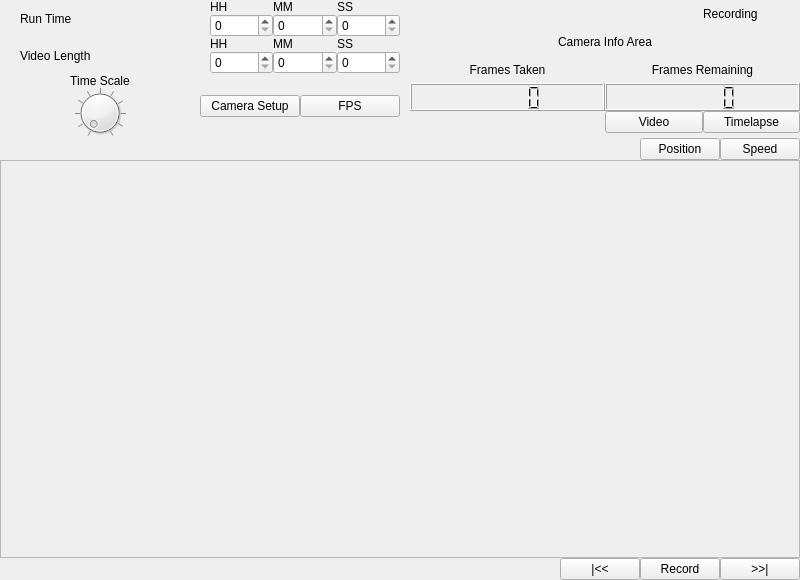
Qt form Graffik/gui/filmwindow.ui (DynamicPerception/Graffik_Legacy) before a commit.
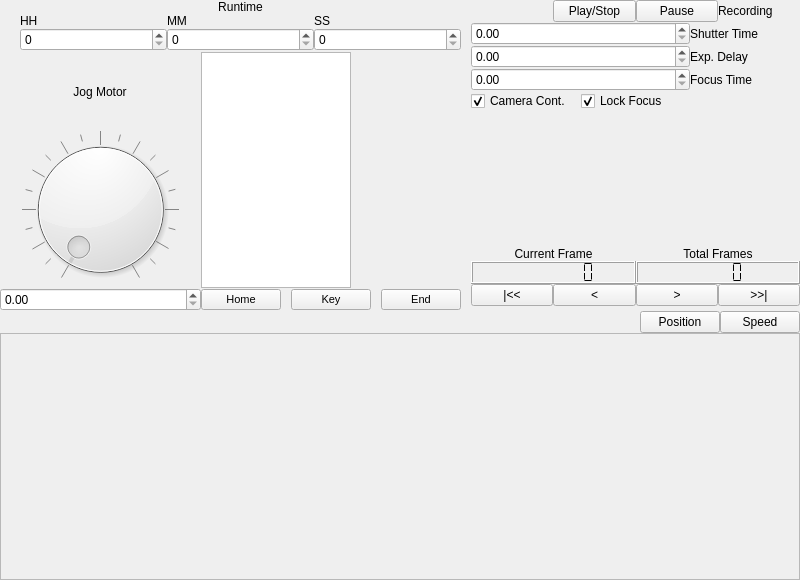
The same form after that commit.

Commit message: film window changes, mac compile support

Patch:
```diff
--- a/Graffik/gui/filmwindow.ui
+++ b/Graffik/gui/filmwindow.ui
@@ -47,71 +47,24 @@
        <rect>
         <x>0</x>
         <y>0</y>
-        <width>798</width>
-        <height>309</height>
+        <width>792</width>
+        <height>188</height>
        </rect>
       </property>
      </widget>
     </widget>
    </item>
-   <item row="3" column="3">
-    <widget class="QPushButton" name="pushButton_3">
-     <property name="text">
-      <string>|&lt;&lt;</string>
-     </property>
-    </widget>
-   </item>
-   <item row="3" column="4">
-    <widget class="QPushButton" name="pushButton">
-     <property name="text">
-      <string>Record</string>
-     </property>
-    </widget>
-   </item>
-   <item row="3" column="5" colspan="2">
-    <widget class="QPushButton" name="pushButton_2">
-     <property name="text">
-      <string>&gt;&gt;|</string>
-     </property>
-    </widget>
-   </item>
    <item row="1" column="3">
     <spacer name="horizontalSpacer">
      <property name="orientation">
       <enum>Qt::Horizontal</enum>
      </property>
      <property name="sizeType">
-      <enum>QSizePolicy::Fixed</enum>
+      <enum>QSizePolicy::Maximum</enum>
      </property>
      <property name="sizeHint" stdset="0">
       <size>
-       <width>40</width>
-       <height>20</height>
-      </size>
-     </property>
-    </spacer>
-   </item>
-   <item row="3" column="2">
-    <spacer name="horizontalSpacer_2">
-     <property name="orientation">
-      <enum>Qt::Horizontal</enum>
-     </property>
-     <property name="sizeHint" stdset="0">
-      <size>
-       <width>40</width>
-       <height>20</height>
-      </size>
-     </property>
-    </spacer>
-   </item>
-   <item row="3" column="1">
-    <spacer name="horizontalSpacer_4">
-     <property name="orientation">
-      <enum>Qt::Horizontal</enum>
-     </property>
-     <property name="sizeHint" stdset="0">
-      <size>
-       <width>400</width>
+       <width>200</width>
        <height>20</height>
       </size>
      </property>
@@ -127,7 +80,7 @@
           <enum>Qt::Horizontal</enum>
          </property>
          <property name="sizeType">
-          <enum>QSizePolicy::Maximum</enum>
+          <enum>QSizePolicy::Minimum</enum>
          </property>
          <property name="sizeHint" stdset="0">
           <size>
@@ -137,103 +90,45 @@
          </property>
         </spacer>
        </item>
-       <item>
-        <widget class="QLabel" name="label_2">
-         <property name="text">
-          <string>Run Time</string>
-         </property>
-        </widget>
-       </item>
        <item>
         <layout class="QGridLayout" name="gridLayout_3">
-         <item row="1" column="0">
+         <item row="2" column="0">
           <widget class="QSpinBox" name="spinBox"/>
          </item>
-         <item row="1" column="1">
+         <item row="2" column="1">
           <widget class="QSpinBox" name="spinBox_2"/>
          </item>
-         <item row="1" column="2">
+         <item row="2" column="2">
           <widget class="QSpinBox" name="spinBox_3"/>
          </item>
-         <item row="0" column="0">
+         <item row="1" column="0">
           <widget class="QLabel" name="label_4">
            <property name="text">
             <string>HH</string>
            </property>
           </widget>
          </item>
-         <item row="0" column="1">
+         <item row="1" column="1">
           <widget class="QLabel" name="label_5">
            <property name="text">
             <string>MM</string>
            </property>
           </widget>
          </item>
-         <item row="0" column="2">
+         <item row="1" column="2">
           <widget class="QLabel" name="label_6">
            <property name="text">
             <string>SS</string>
            </property>
           </widget>
          </item>
-        </layout>
-       </item>
-      </layout>
-     </item>
-     <item>
-      <layout class="QHBoxLayout" name="horizontalLayout_2">
-       <item>
-        <spacer name="horizontalSpacer_3">
-         <property name="orientation">
-          <enum>Qt::Horizontal</enum>
-         </property>
-         <property name="sizeType">
-          <enum>QSizePolicy::Maximum</enum>
-         </property>
-         <property name="sizeHint" stdset="0">
-          <size>
-           <width>20</width>
-           <height>20</height>
-          </size>
-         </property>
-        </spacer>
-       </item>
-       <item>
-        <widget class="QLabel" name="label_3">
-         <property name="text">
-          <string>Video Length</string>
-         </property>
-        </widget>
-       </item>
-       <item>
-        <layout class="QGridLayout" name="gridLayout_4">
-         <item row="1" column="0">
-          <widget class="QSpinBox" name="spinBox_4"/>
-         </item>
-         <item row="1" column="1">
-          <widget class="QSpinBox" name="spinBox_5"/>
-         </item>
-         <item row="1" column="2">
-          <widget class="QSpinBox" name="spinBox_6"/>
-         </item>
-         <item row="0" column="0">
-          <widget class="QLabel" name="label_7">
+         <item row="0" column="0" colspan="3">
+          <widget class="QLabel" name="label_2">
            <property name="text">
-            <string>HH</string>
+            <string>Runtime</string>
            </property>
-          </widget>
-         </item>
-         <item row="0" column="1">
-          <widget class="QLabel" name="label_8">
-           <property name="text">
-            <string>MM</string>
-           </property>
-          </widget>
-         </item>
-         <item row="0" column="2">
-          <widget class="QLabel" name="label_9">
-           <property name="text">
-            <string>SS</string>
+           <property name="alignment">
+            <set>Qt::AlignCenter</set>
            </property>
           </widget>
          </item>
@@ -245,17 +140,57 @@
       <layout class="QHBoxLayout" name="horizontalLayout_3">
        <item>
         <layout class="QGridLayout" name="gridLayout_5">
-         <item row="0" column="0">
+         <property name="spacing">
+          <number>0</number>
+         </property>
+         <item row="1" column="0">
           <widget class="QLabel" name="label">
            <property name="text">
-            <string>Time Scale</string>
+            <string>Jog Motor</string>
            </property>
            <property name="alignment">
             <set>Qt::AlignCenter</set>
            </property>
           </widget>
          </item>
-         <item row="1" column="0">
+         <item row="1" column="2" rowspan="3">
+          <widget class="QListView" name="listView">
+           <property name="enabled">
+            <bool>true</bool>
+           </property>
+           <property name="sizePolicy">
+            <sizepolicy hsizetype="Fixed" vsizetype="Fixed">
+             <horstretch>75</horstretch>
+             <verstretch>100</verstretch>
+            </sizepolicy>
+           </property>
+           <property name="maximumSize">
+            <size>
+             <width>150</width>
+             <height>250</height>
+            </size>
+           </property>
+           <property name="baseSize">
+            <size>
+             <width>50</width>
+             <height>250</height>
+            </size>
+           </property>
+           <property name="frameShadow">
+            <enum>QFrame::Raised</enum>
+           </property>
+           <property name="autoScroll">
+            <bool>true</bool>
+           </property>
+           <property name="autoScrollMargin">
+            <number>8</number>
+           </property>
+          </widget>
+         </item>
+         <item row="4" column="0" colspan="2">
+          <widget class="QDoubleSpinBox" name="doubleSpinBox"/>
+         </item>
+         <item row="2" column="0" rowspan="2" colspan="2">
           <widget class="QDial" name="dial">
            <property name="minimum">
             <number>1</number>
@@ -271,23 +206,86 @@
            </property>
           </widget>
          </item>
-        </layout>
-       </item>
-       <item>
-        <layout class="QHBoxLayout" name="horizontalLayout_5">
-         <item>
-          <widget class="QPushButton" name="pushButton_7">
-           <property name="text">
-            <string>Camera Setup</string>
+         <item row="1" column="1">
+          <spacer name="verticalSpacer_2">
+           <property name="orientation">
+            <enum>Qt::Vertical</enum>
            </property>
-          </widget>
+           <property name="sizeType">
+            <enum>QSizePolicy::Fixed</enum>
+           </property>
+           <property name="sizeHint" stdset="0">
+            <size>
+             <width>1</width>
+             <height>10</height>
+            </size>
+           </property>
+          </spacer>
          </item>
-         <item>
-          <widget class="QPushButton" name="pushButton_6">
-           <property name="text">
-            <string>FPS</string>
+         <item row="4" column="2">
+          <layout class="QHBoxLayout" name="horizontalLayout_2" stretch="0,0,0">
+           <property name="spacing">
+            <number>10</number>
            </property>
-          </widget>
+           <property name="sizeConstraint">
+            <enum>QLayout::SetFixedSize</enum>
+           </property>
+           <property name="margin">
+            <number>0</number>
+           </property>
+           <item>
+            <widget class="QPushButton" name="pushButton_2">
+             <property name="font">
+              <font>
+               <pointsize>8</pointsize>
+              </font>
+             </property>
+             <property name="text">
+              <string>Home</string>
+             </property>
+            </widget>
+           </item>
+           <item>
+            <widget class="QPushButton" name="pushButton">
+             <property name="font">
+              <font>
+               <pointsize>8</pointsize>
+              </font>
+             </property>
+             <property name="text">
+              <string>Key</string>
+             </property>
+            </widget>
+           </item>
+           <item>
+            <widget class="QPushButton" name="pushButton_3">
+             <property name="font">
+              <font>
+               <pointsize>8</pointsize>
+              </font>
+             </property>
+             <property name="text">
+              <string>End</string>
+             </property>
+            </widget>
+           </item>
+          </layout>
+         </item>
+         <item row="0" column="0">
+          <spacer name="horizontalSpacer_3">
+           <property name="orientation">
+            <enum>Qt::Horizontal</enum>
+           </property>
+           <property name="sizeType">
+            <enum>QSizePolicy::Fixed</enum>
+           </property>
+           <property name="sizeHint" stdset="0">
+            <size>
+             <width>200</width>
+             <height>1</height>
+            </size>
+           </property>
+          </spacer>
          </item>
         </layout>
        </item>
@@ -303,63 +301,187 @@
      <property name="bottomMargin">
       <number>5</number>
      </property>
-     <item row="4" column="2">
-      <widget class="QPushButton" name="pushButton_8">
-       <property name="text">
-        <string>Video</string>
-       </property>
-      </widget>
-     </item>
-     <item row="4" column="3">
+     <item row="4" column="4">
       <widget class="QPushButton" name="pushButton_9">
        <property name="text">
-        <string>Timelapse</string>
+        <string>&gt;&gt;|</string>
        </property>
       </widget>
      </item>
-     <item row="3" column="2" colspan="2">
-      <widget class="QLCDNumber" name="lcdNumber"/>
+     <item row="3" column="3" colspan="2">
+      <widget class="QLCDNumber" name="lcdNumber">
+       <property name="lineWidth">
+        <number>1</number>
+       </property>
+       <property name="segmentStyle">
+        <enum>QLCDNumber::Flat</enum>
+       </property>
+      </widget>
      </item>
-     <item row="0" column="3">
+     <item row="0" column="4">
       <widget class="QLabel" name="label_10">
        <property name="text">
         <string>Recording</string>
        </property>
       </widget>
      </item>
-     <item row="2" column="2" colspan="2">
+     <item row="2" column="3" colspan="2">
       <widget class="QLabel" name="label_12">
        <property name="text">
-        <string>Frames Remaining</string>
+        <string>Total Frames</string>
        </property>
        <property name="alignment">
         <set>Qt::AlignCenter</set>
        </property>
       </widget>
      </item>
-     <item row="3" column="0" colspan="2">
-      <widget class="QLCDNumber" name="lcdNumber_2"/>
+     <item row="3" column="1" colspan="2">
+      <widget class="QLCDNumber" name="lcdNumber_2">
+       <property name="font">
+        <font>
+         <weight>75</weight>
+         <bold>true</bold>
+        </font>
+       </property>
+       <property name="smallDecimalPoint">
+        <bool>false</bool>
+       </property>
+       <property name="numDigits">
+        <number>8</number>
+       </property>
+       <property name="segmentStyle">
+        <enum>QLCDNumber::Flat</enum>
+       </property>
+      </widget>
      </item>
-     <item row="2" column="0" colspan="2">
+     <item row="2" column="1" colspan="2">
       <widget class="QLabel" name="label_11">
        <property name="text">
-        <string>Frames Taken</string>
+        <string>Current Frame</string>
        </property>
        <property name="alignment">
         <set>Qt::AlignCenter</set>
        </property>
       </widget>
      </item>
-     <item row="1" column="0" colspan="4">
-      <widget class="QLabel" name="label_13">
+     <item row="4" column="1">
+      <widget class="QPushButton" name="pushButton_7">
        <property name="text">
-        <string>Camera Info Area</string>
+        <string>|&lt;&lt;</string>
        </property>
-       <property name="alignment">
-        <set>Qt::AlignCenter</set>
+      </widget>
+     </item>
+     <item row="4" column="2">
+      <widget class="QPushButton" name="pushButton_8">
+       <property name="text">
+        <string>&lt;</string>
        </property>
       </widget>
      </item>
+     <item row="4" column="3">
+      <widget class="QPushButton" name="pushButton_10">
+       <property name="text">
+        <string>&gt;</string>
+       </property>
+      </widget>
+     </item>
+     <item row="0" column="3">
+      <widget class="QPushButton" name="pushButton_11">
+       <property name="text">
+        <string>Pause</string>
+       </property>
+      </widget>
+     </item>
+     <item row="0" column="2">
+      <widget class="QPushButton" name="pushButton_12">
+       <property name="text">
+        <string>Play/Stop</string>
+       </property>
+      </widget>
+     </item>
+     <item row="1" column="1" colspan="4">
+      <layout class="QGridLayout" name="gridLayout_2">
+       <item row="0" column="0" rowspan="5">
+        <spacer name="verticalSpacer">
+         <property name="orientation">
+          <enum>Qt::Vertical</enum>
+         </property>
+         <property name="sizeType">
+          <enum>QSizePolicy::Fixed</enum>
+         </property>
+         <property name="sizeHint" stdset="0">
+          <size>
+           <width>0</width>
+           <height>225</height>
+          </size>
+         </property>
+        </spacer>
+       </item>
+       <item row="0" column="1" colspan="2">
+        <widget class="QDoubleSpinBox" name="doubleSpinBox_2"/>
+       </item>
+       <item row="1" column="1" colspan="2">
+        <widget class="QDoubleSpinBox" name="doubleSpinBox_3"/>
+       </item>
+       <item row="0" column="3">
+        <widget class="QLabel" name="label_3">
+         <property name="text">
+          <string>Shutter Time</string>
+         </property>
+        </widget>
+       </item>
+       <item row="1" column="3">
+        <widget class="QLabel" name="label_7">
+         <property name="text">
+          <string>Exp. Delay</string>
+         </property>
+        </widget>
+       </item>
+       <item row="2" column="1" colspan="2">
+        <widget class="QDoubleSpinBox" name="doubleSpinBox_4"/>
+       </item>
+       <item row="2" column="3">
+        <widget class="QLabel" name="label_8">
+         <property name="text">
+          <string>Focus Time</string>
+         </property>
+        </widget>
+       </item>
+       <item row="4" column="1">
+        <spacer name="verticalSpacer_3">
+         <property name="orientation">
+          <enum>Qt::Vertical</enum>
+         </property>
+         <property name="sizeHint" stdset="0">
+          <size>
+           <width>20</width>
+           <height>40</height>
+          </size>
+         </property>
+        </spacer>
+       </item>
+       <item row="3" column="1">
+        <widget class="QCheckBox" name="checkBox">
+         <property name="text">
+          <string>Camera Cont.</string>
+         </property>
+         <property name="checked">
+          <bool>true</bool>
+         </property>
+        </widget>
+       </item>
+       <item row="3" column="2">
+        <widget class="QCheckBox" name="checkBox_2">
+         <property name="text">
+          <string>Lock Focus</string>
+         </property>
+         <property name="checked">
+          <bool>true</bool>
+         </property>
+        </widget>
+       </item>
+      </layout>
+     </item>
     </layout>
    </item>
   </layout>
```
The commit also changes 4 other files.
